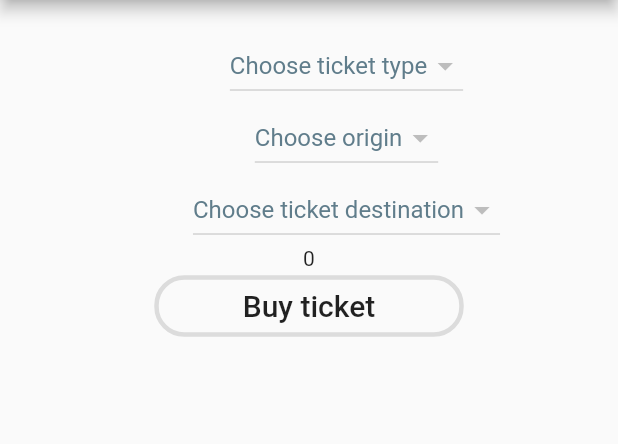
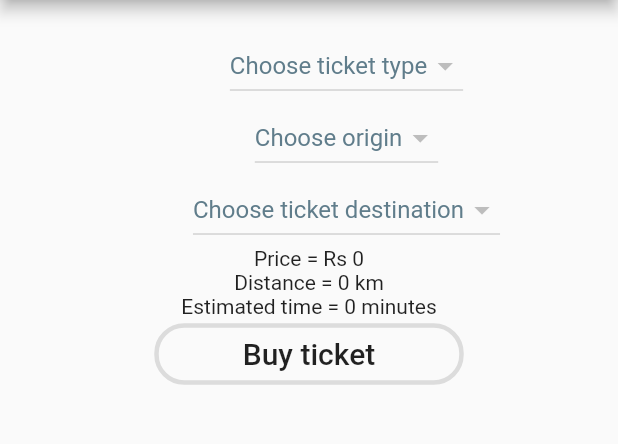
Before and after one commit to Prek0107/maumetro1, a Flutter app: the BuyTickets screen opened directly, on a phone screen of 412 x 824 dp, the part 84-528 px from its top. Run offline on Flutter 3.47's test engine with Material 2 defaults, Android fonts, the phone set to English and light mode, and no system bars; our stand-ins replace cloud_firestore, firebase_auth, flutter_map, latlong, rflutter_alert; accounts and stored records are empty.

Commit message:
calculating time

```diff
--- a/lib/buyticket.dart
+++ b/lib/buyticket.dart
@@ -7,8 +7,8 @@ class BuyTickets extends StatefulWidget {
   _BuyTicketsState createState() => _BuyTicketsState();
 }
 
-var selectedTicketType, selectedTicketOrigin, selectedTicketDestination, document;
-String price;
+var selectedTicketType, selectedTicketOrigin, selectedTicketDestination, document, time;
+String price, distance;
 
 Widget _circularProgressIndicator() {
   return CircularProgressIndicator(); //loading
@@ -18,11 +18,12 @@ class _BuyTicketsState extends State<BuyTickets> {
 
   @override
   void initState() {
-
-
-
     calculatePrice();
     totalPrice();
+    calculateDistance();
+    totalDistance();
+    calculateTime();
+    totalTime();
     super.initState();
   }
 
@@ -74,7 +75,9 @@ class _BuyTicketsState extends State<BuyTickets> {
                           onChanged: (ticketTypeValue){
                             final snackBar=SnackBar(
                               content:
-                              Text('Selected ticket type is $ticketTypeValue', style: TextStyle(color: Colors.blueGrey),),
+                              Text('Selected ticket type is $ticketTypeValue',
+                                style: TextStyle(color: Colors.blueGrey),),
+                                duration: Duration(milliseconds: 500)
                             );
                             Scaffold.of(context).showSnackBar(snackBar);
                             setState(() {
@@ -127,7 +130,9 @@ class _BuyTicketsState extends State<BuyTickets> {
                         onChanged: (ticketOriginValue){
                           final snackBar=SnackBar(
                             content:
-                            Text('Selected ticket origin is $ticketOriginValue', style: TextStyle(color: Colors.blueGrey),),
+                            Text('Selected ticket origin is $ticketOriginValue',
+                              style: TextStyle(color: Colors.blueGrey),),
+                              duration: Duration(milliseconds: 500)
                           );
                           Scaffold.of(context).showSnackBar(snackBar);
                           setState(() {
@@ -180,7 +185,9 @@ class _BuyTicketsState extends State<BuyTickets> {
                         onChanged: (ticketDestinationValue){
                           final snackBar=SnackBar(
                             content:
-                            Text('Selected ticket destination is $ticketDestinationValue', style: TextStyle(color: Colors.blueGrey),),
+                            Text('Selected ticket destination is $ticketDestinationValue',
+                              style: TextStyle(color: Colors.blueGrey),),
+                              duration: Duration(milliseconds: 500)
                           );
                           Scaffold.of(context).showSnackBar(snackBar);
                           setState(() {
@@ -203,27 +210,9 @@ class _BuyTicketsState extends State<BuyTickets> {
             ),
 
 
-          Text(totalPrice()),
-
-
-// ticketTypeValue // ticketOriginValue   //ticketDestinationValue
-//          StreamBuilder<QuerySnapshot>(
-//            stream: Firestore.instance.collection('ticket_price').snapshots(),
-//            builder: (BuildContext context, AsyncSnapshot<QuerySnapshot> snapshot) {
-//              if (!snapshot.hasData) return new Text('Loading...');
-//              return new ListView(
-//                children: snapshot.data.documents.map((DocumentSnapshot document) {
-//                  return new ListTile(
-//                    title: new Text(document["ticketTypeValue"]),
-//                    //subtitle: new Text(document['author']),
-//                  );
-//                }).toList(),
-//              );
-//            },
-//          ),
-
-
-
+          Text("Price = Rs " + totalPrice()),
+          Text("Distance = " + totalDistance() + " km"),
+          Text("Estimated time = " + totalTime() + " minutes"),
 
 
             OutlineButton(
@@ -252,9 +241,42 @@ class _BuyTicketsState extends State<BuyTickets> {
       setState(() {
         price = document.data['price'];
       });
-
     }
   }
+
+  Future<void> calculateDistance() async {
+    document = await Firestore.instance.collection('ticket_price').document(selectedTicketType).collection('$selectedTicketOrigin - $selectedTicketDestination').document('$selectedTicketOrigin - $selectedTicketDestination').get();
+    if (document.data != null) {
+      setState(() {
+        distance = document.data['distance'];
+      });
+    }
+  }
+
+//  Future<void> calculateTime() async {
+//    document = await Firestore.instance.collection('ticket_price').document(selectedTicketType).collection('$selectedTicketOrigin - $selectedTicketDestination').document('$selectedTicketOrigin - $selectedTicketDestination').get();
+//    if (document.data != null) {
+//      setState(() {
+//        time = document.data['time'];
+//      });
+//    }
+//  }
+
+  //retrieves data distance from database and calculates time according to distance (has been explained in the report)
+  //26 km in covered in 41 minutes - official data from metroExpress
+  //1 km takes approximately 1.5 minutes (41/26)
+  //thus, time is calculated by multiplying by 1.5 (double)
+  //converts the calculated value to 2 significant figures to be displayed
+  Future<void> calculateTime() async {
+    document = await Firestore.instance.collection('ticket_price').document(selectedTicketType).collection('$selectedTicketOrigin - $selectedTicketDestination').document('$selectedTicketOrigin - $selectedTicketDestination').get();
+    if (document.data != null) {
+      setState(() {
+        distance = document.data['distance'];
+        time= (double.parse(distance) * 1.5).toStringAsFixed(0);
+      });
+    }
+  }
+
 
   String totalPrice() {
     calculatePrice();
@@ -265,4 +287,25 @@ class _BuyTicketsState extends State<BuyTickets> {
       return price;
     }
   }
+
+  String totalDistance() {
+    calculateDistance();
+    if (distance == null) {
+      return "0";
+    }
+    else {
+      return distance;
+    }
+  }
+
+  String totalTime() {
+    calculateTime();
+    if (time == null) {
+      return "0";
+    }
+    else {
+      return time;
+    }
+  }
+
 }
```
